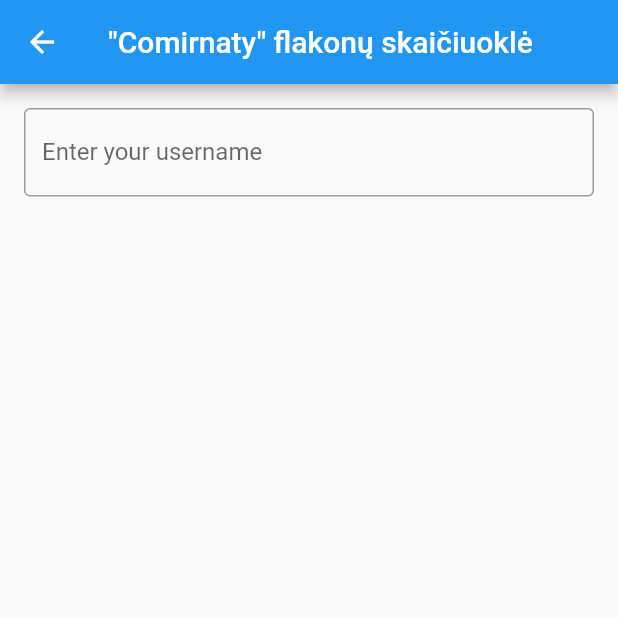
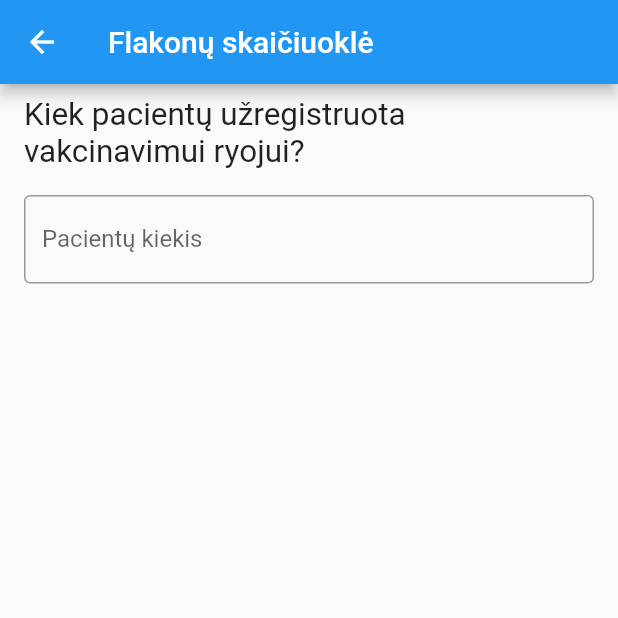
Before and after one commit to liusbl/pagalba-gydytojui, a Flutter app: the VialCalculationScreen screen opened by its route, on a phone screen of 412 x 824 dp, the top half of it. Run offline on Flutter 3.47's test engine with Material 2 defaults, Android fonts, the phone set to English and light mode, and no system bars; our stand-ins replace equatable.

Commit message:
Configure paddings in vial_calculation_screen.dart

```diff
--- a/lib/vial/vial_calculation_screen.dart
+++ b/lib/vial/vial_calculation_screen.dart
@@ -19,16 +19,26 @@
   Widget build(BuildContext context) {
     return Scaffold(
       appBar: AppBar(
-        title: Text(config.title),
+        title: Text('Flakonų skaičiuoklė'),
       ),
-      body: Padding(
-        padding: const EdgeInsets.all(16),
-        child: TextFormField(
-          decoration: InputDecoration(
-            border: OutlineInputBorder(),
-              labelText: 'Enter your username'
+      body: Column(
+        children: [
+          Padding(
+            padding: const EdgeInsets.symmetric(vertical: 8.0, horizontal: 16.0),
+            child: Text(
+              'Kiek pacientų užregistruota vakcinavimui ryojui?',
+              textAlign: TextAlign.start,
+              textScaleFactor: 1.5,
+            ),
           ),
-        ),
+          Padding(
+            padding: const EdgeInsets.symmetric(vertical: 8.0, horizontal: 16.0),
+            child: TextFormField(
+              decoration:
+                  InputDecoration(border: OutlineInputBorder(), labelText: 'Pacientų kiekis'),
+            ),
+          ),
+        ],
       ),
     );
   }
```
